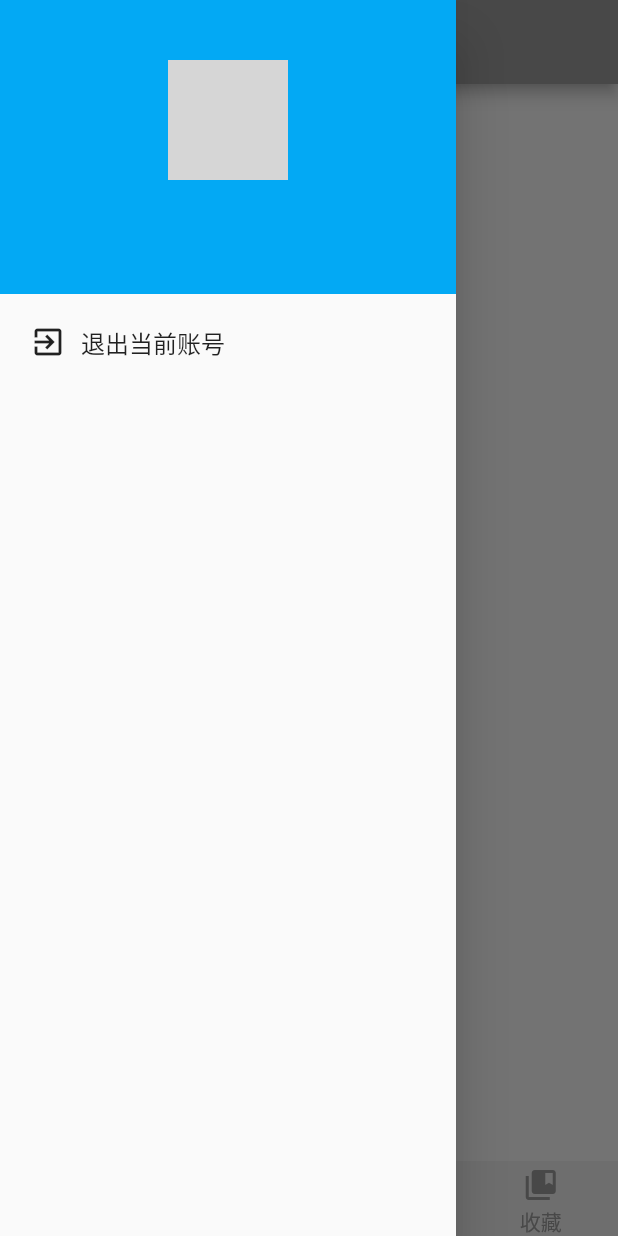
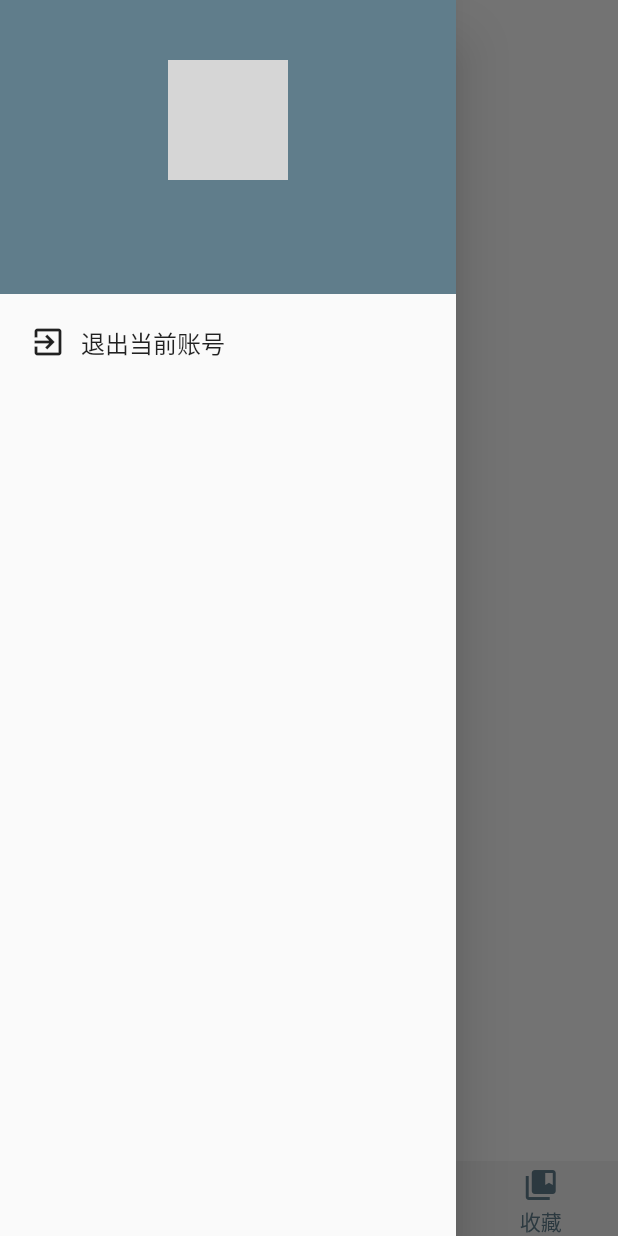
Before and after one commit to jadennn/wanandroid, a Flutter app: the HomePage screen opened directly with empty values, item 2 of the bottom bar chosen, in the side drawer, after a tap on "退出当前账号", on a phone screen of 412 x 824 dp. Run offline on Flutter 3.47's test engine with Material 2 defaults, Android fonts, the phone set to English and light mode, and no system bars; our stand-ins replace dio, flutter_spinkit, fluttertoast, package_info, shared_preferences; missing offline and left inert: banner_view, flutter_webview_plugin; accounts and stored records are empty; generated files the repository leaves out were written again; network calls fail; grey boxes are pictures that could not be loaded.

Commit message:
1. add codes in fifth day

```diff
--- a/lib/main.dart
+++ b/lib/main.dart
@@ -1,8 +1,11 @@
 import 'package:flutter/material.dart';
+import 'package:flutter/services.dart';
 import 'package:wanandroid/page/LoginPage.dart';
 
 void main() {
   runApp(Page());
+  SystemUiOverlayStyle systemUiOverlayStyle = SystemUiOverlayStyle(statusBarColor:Colors.blueGrey);
+  SystemChrome.setSystemUIOverlayStyle(systemUiOverlayStyle);
 }
 
 class Page extends StatelessWidget{
--- a/lib/page/CollectionArticlesPage.dart
+++ b/lib/page/CollectionArticlesPage.dart
@@ -17,11 +17,12 @@ class CollectionArticlesPage extends StatefulWidget {
   }
 }
 
-class CollectionArticlesPageState extends State<CollectionArticlesPage> with AutomaticKeepAliveClientMixin{
+class CollectionArticlesPageState extends State<CollectionArticlesPage>
+    with AutomaticKeepAliveClientMixin {
   final _articles = <Article>[];
   int _page = 0;
   final _titleFont = const TextStyle(fontSize: 18.0, color: Colors.black);
-  final _descFont = const TextStyle(fontSize: 12.0, color: Colors.grey);
+  final _descFont = const TextStyle(fontSize: 12.0, color: Colors.blueGrey);
 
   @override
   void initState() {
@@ -31,12 +32,18 @@ class CollectionArticlesPageState extends State<CollectionArticlesPage> with Aut
 
   @override
   Widget build(BuildContext context) {
+    if (_articles.length <= 0) {
+      return Center(
+        child: Text("加载中..."),
+      );
+    } else {
       return SafeArea(
         top: true,
         child: MaterialApp(
           home: buildArticles(),
         ),
       );
+    }
   }
 
   //单个item的绘制
@@ -51,18 +58,23 @@ class CollectionArticlesPageState extends State<CollectionArticlesPage> with Aut
         child: Flex(
           direction: Axis.horizontal,
           children: <Widget>[
-            Expanded(child:Text(article.author,),),
-            Icon(Icons.access_time,
-              size: 15,),
+            Expanded(
+              child: Text(
+                article.author,
+              ),
+            ),
+            Icon(
+              Icons.access_time,
+              size: 15,
+            ),
             Text(article.niceDate),
-
           ],
         ),
       ),
       trailing: GestureDetector(
         child: new Icon(
           Icons.favorite,
-          color: Colors.red,
+          color: Colors.redAccent,
         ),
         onTap: () {
           _cancelCollection(article, index);
@@ -70,9 +82,11 @@ class CollectionArticlesPageState extends State<CollectionArticlesPage> with Aut
       ),
       onTap: () {
         Navigator.push(context, new MaterialPageRoute(builder: (context) {
-          return new WebviewScaffold(
+          return new SafeArea(
+              top: true,
+              child: WebviewScaffold(
                 url: article.link,
-          );
+              ));
         }));
       },
     );
@@ -113,7 +127,7 @@ class CollectionArticlesPageState extends State<CollectionArticlesPage> with Aut
   void _cancelCollection(Article article, int index) async {
     Result result = await NetManager.getInstance().request(
         "/lg/uncollect/${article.id}/json",
-        "originId=${article.originId==null?-1:article.originId}",
+        "originId=${article.originId == null ? -1 : article.originId}",
         Options(
           method: "POST",
           contentType: ContentType.parse("application/x-www-form-urlencoded"),
@@ -128,5 +142,5 @@ class CollectionArticlesPageState extends State<CollectionArticlesPage> with Aut
   }
 
   @override
-  bool get wantKeepAlive => true;
+  bool get wantKeepAlive => false;
 }
--- a/lib/page/NavigationPage.dart
+++ b/lib/page/NavigationPage.dart
@@ -15,17 +15,24 @@ class NavigationPage extends StatefulWidget {
   }
 }
 
-class NavigationPageState extends State<NavigationPage> with AutomaticKeepAliveClientMixin{
+class NavigationPageState extends State<NavigationPage>
+    with AutomaticKeepAliveClientMixin {
   final _navigationsList = <Navigations>[];
 
   @override
   Widget build(BuildContext context) {
+    if (_navigationsList.length <= 0) {
+      return Center(
+        child: Text("加载中..."),
+      );
+    } else {
       return SafeArea(
         top: true,
         child: ListView(
           children: _createItems(),
         ),
       );
+    }
   }
 
   @override
@@ -70,7 +77,7 @@ class NavigationPageState extends State<NavigationPage> with AutomaticKeepAliveC
               child: Text(
                 n.name,
                 style: TextStyle(
-                    fontSize: 20, color: Colors.amber, letterSpacing: 4),
+                    fontSize: 20, color: Colors.redAccent, letterSpacing: 4),
               ),
             ),
             _createItem(n),
@@ -93,21 +100,24 @@ class NavigationPageState extends State<NavigationPage> with AutomaticKeepAliveC
   List<Widget> _crateItemChildren(Navigations navigation) {
     List<Widget> articles = <Widget>[];
     Paint paint = new Paint();
-    paint..color = Colors.grey;
+    paint..color = Colors.blueGrey;
     for (Article article in navigation.articles) {
       articles.add(GestureDetector(
         child: Chip(
           avatar: CircleAvatar(
-              backgroundColor: Colors.blue, child: Text(article.title[0])),
+              backgroundColor: Colors.blueGrey, child: Text(article.title[0])),
           label: Text(article.title),
         ),
         onTap: () {
           Navigator.push(context, new MaterialPageRoute(builder: (context) {
-            return new WebviewScaffold(
+            return new SafeArea(
+                top: true,
+                child: WebviewScaffold(
                   url: article.link,
-              appBar: AppBar(title: Text(article.title),
-              backgroundColor: Colors.grey,),
-            );
+//              appBar: AppBar(title: Text(article.title),
+//              backgroundColor: Colors.blueGrey,
+//            ),
+                ));
           }));
         },
       ));
@@ -116,5 +126,5 @@ class NavigationPageState extends State<NavigationPage> with AutomaticKeepAliveC
   }
 
   @override
-  bool get wantKeepAlive => true;
+  bool get wantKeepAlive => false;
 }
--- a/lib/page/NavigationWidget.dart
+++ b/lib/page/NavigationWidget.dart
@@ -14,8 +14,7 @@ class Navigations extends StatelessWidget {
     return DecoratedBox(decoration: BoxDecoration(
       color: Color.fromARGB(255, 240, 240, 240),
     ),
-    child: Flex(
-      direction: Axis.horizontal,
+    child: Row(
       children: <Widget>[
         Expanded(
           child: GestureDetector(
@@ -25,7 +24,7 @@ class Navigations extends StatelessWidget {
               }
             },
             child: Navigation("文章", Icons.library_books,
-                page == 0 ? Colors.green : Colors.grey),
+                page == 0 ? Colors.redAccent : Colors.blueGrey),
           ),
         ),
         Expanded(
@@ -36,7 +35,7 @@ class Navigations extends StatelessWidget {
               }
             },
             child: Navigation(
-                "项目", Icons.archive, page == 1 ? Colors.green : Colors.grey),
+                "项目", Icons.archive, page == 1 ? Colors.redAccent : Colors.blueGrey),
           ),
         ),
         Expanded(
@@ -47,7 +46,7 @@ class Navigations extends StatelessWidget {
               }
             },
             child: Navigation(
-                "导航", Icons.bookmark, page == 2 ? Colors.green : Colors.grey),
+                "导航", Icons.bookmark, page == 2 ? Colors.redAccent : Colors.blueGrey),
           ),
         ),
         Expanded(
@@ -58,7 +57,7 @@ class Navigations extends StatelessWidget {
               }
             },
             child: Navigation("收藏", Icons.collections_bookmark,
-                page == 3 ? Colors.green : Colors.grey),
+                page == 3 ? Colors.redAccent : Colors.blueGrey),
           ),
         ),
       ],
--- a/lib/page/ProjectPage.dart
+++ b/lib/page/ProjectPage.dart
@@ -17,12 +17,12 @@ class ProjectPage extends StatefulWidget {
 }
 
 class ProjectPageState extends State<ProjectPage>
-    with TickerProviderStateMixin , AutomaticKeepAliveClientMixin{
+    with TickerProviderStateMixin, AutomaticKeepAliveClientMixin {
   final _projectCategoryList = <ProjectCategory>[];
   TabController _tabController;
   final _articles = <Article>[];
   final _titleFont = const TextStyle(fontSize: 18.0, color: Colors.black);
-  final _descFont = const TextStyle(fontSize: 12.0, color: Colors.grey);
+  final _descFont = const TextStyle(fontSize: 12.0, color: Colors.blueGrey);
   int _tabIndex = 0;
   int _cid = 0;
   int _page = 1;
@@ -60,11 +60,17 @@ class ProjectPageState extends State<ProjectPage>
       }
     });
     _tabController.index = _tabIndex;
+
+    if (_projectCategoryList.length <= 0 || _articles.length <= 0) {
+      return Center(
+        child: Text("加载中..."),
+      );
+    } else {
       return Scaffold(
         appBar: AppBar(
           leading: null,
           automaticallyImplyLeading: false,
-        backgroundColor: Colors.grey,
+          backgroundColor: Colors.blueGrey,
           title: TabBar(
             controller: _tabController,
             tabs: categorys,
@@ -74,6 +80,7 @@ class ProjectPageState extends State<ProjectPage>
         ),
         body: buildArticles(),
       );
+    }
   }
 
   //获取项目分类
@@ -149,16 +156,21 @@ class ProjectPageState extends State<ProjectPage>
         child: Flex(
           direction: Axis.horizontal,
           children: <Widget>[
-            Expanded(child:Text(article.author,),),
-            Icon(Icons.access_time,
-              size: 15,),
+            Expanded(
+              child: Text(
+                article.author,
+              ),
+            ),
+            Icon(
+              Icons.access_time,
+              size: 15,
+            ),
             Text(article.niceDate),
-
           ],
         ),
       ),
       trailing: GestureDetector(
-        onTap: (){
+        onTap: () {
           _collect(article, index);
         },
         child: new Icon(
@@ -168,9 +180,11 @@ class ProjectPageState extends State<ProjectPage>
       ),
       onTap: () {
         Navigator.push(context, new MaterialPageRoute(builder: (context) {
-          return new WebviewScaffold(
+          return new SafeArea(
+              top: true,
+              child: WebviewScaffold(
                 url: article.link,
-          );
+              ));
         }));
       },
     );
@@ -215,5 +229,5 @@ class ProjectPageState extends State<ProjectPage>
   }
 
   @override
-  bool get wantKeepAlive => true;
+  bool get wantKeepAlive => false;
 }
--- a/lib/page/SettingPage.dart
+++ b/lib/page/SettingPage.dart
@@ -29,7 +29,7 @@ class SettingPageState extends State<SettingPage> {
         child: Column(
           children: <Widget>[
             Container(
-              color: Colors.lightBlue,
+              color: Colors.blueGrey,
               padding: EdgeInsets.all(40),
               width: double.infinity,
               child: Column(
--- a/lib/util/ToastUtil.dart
+++ b/lib/util/ToastUtil.dart
@@ -19,7 +19,7 @@ class ToastUtil{
         toastLength: Toast.LENGTH_SHORT,
         gravity: ToastGravity.BOTTOM,
         timeInSecForIos: 1,
-        backgroundColor: Colors.grey,
+        backgroundColor: Colors.blueGrey,
         textColor: Colors.white
     );
   }
--- a/pubspec.yaml
+++ b/pubspec.yaml
@@ -25,6 +25,8 @@ dependencies:
   fluttertoast: 2.2.2
   banner_view: ^1.1.2
   flutter_webview_plugin: ^0.3.0+2
+  shared_preferences: ^0.4.3
+  flutter_spinkit: ^3.1.0
 
 dev_dependencies:
   flutter_test:
```
Also changed, not shown: lib/page/ArticlesPage.dart (+32 -19 lines), lib/page/LoadingDialog.dart (added, +36 -0 lines), lib/page/LoginPage.dart (+35 -2 lines), 2 other files. Lines whose indentation alone changed are shown as unchanged.
